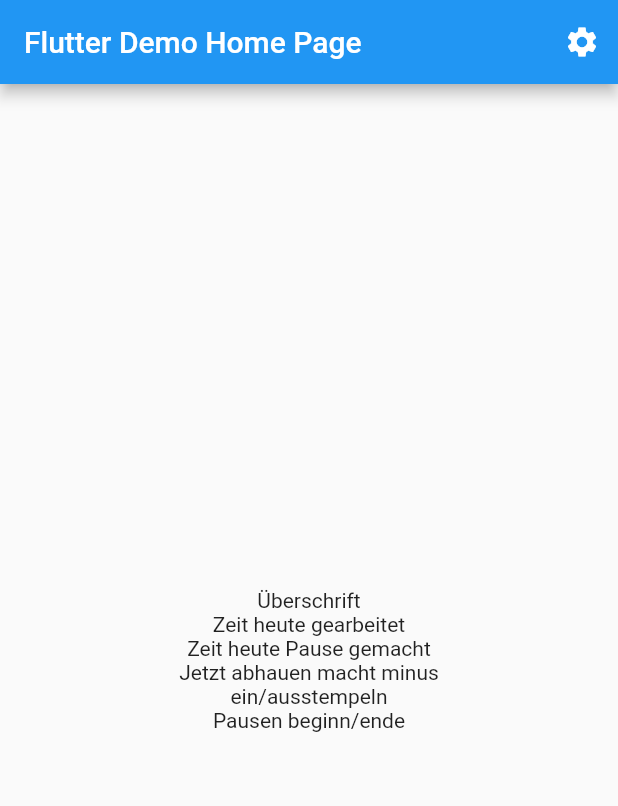
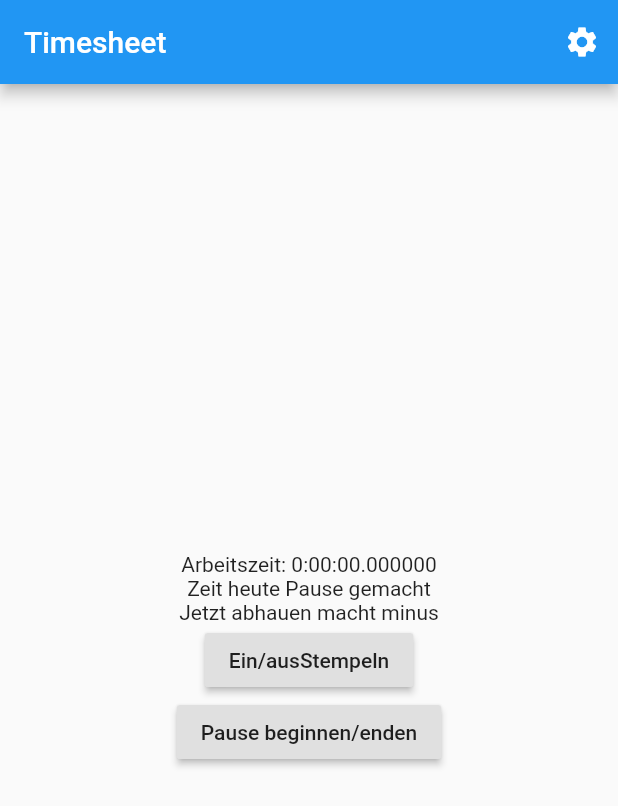
Before and after one commit to reyemDarnok/timesheet, a Flutter app: the screen it shows after launch, on a phone screen of 412 x 824 dp. Shown: the top 806 px of the screen. Run offline on Flutter 3.47's test engine with Material 2 defaults, Android fonts, the phone set to English and light mode, and no system bars.

Commit message:
can show basic worktime, breaks with multiple clockins/outs but can handle breaks
Signed-off-by: reyemDarnok <ben.k.meyer@gmail.com>

```diff
--- a/lib/main.dart
+++ b/lib/main.dart
@@ -1,3 +1,5 @@
+import 'dart:async';
+
 import 'package:flutter/material.dart';
 
 void main() => runApp(MyApp());
@@ -20,7 +22,7 @@ class MyApp extends StatelessWidget {
         // is not restarted.
         primarySwatch: Colors.blue,
       ),
-      home: MyHomePage(title: 'Flutter Demo Home Page'),
+      home: MyHomePage(title: 'Timesheet'),
     );
   }
 }
@@ -44,6 +46,9 @@ class MyHomePage extends StatefulWidget {
 }
 
 class _MyHomePageState extends State<MyHomePage> {
+
+  List<DateTime> toggleBreak = new List<DateTime>();
+  List<DateTime> toggleClockedIn = new List<DateTime>();
 
   @override
   Widget build(BuildContext context) {
@@ -73,12 +78,25 @@ class _MyHomePageState extends State<MyHomePage> {
     Column main = Column(
         mainAxisAlignment: MainAxisAlignment.center,
         children: [
-          Text("Überschrift"),
-          Text("Zeit heute gearbeitet"),
+          new TotalTimerText(toggleBreak, toggleClockedIn),
           Text("Zeit heute Pause gemacht"),
           Text("Jetzt abhauen macht minus"),
-          Text("ein/ausstempeln"),
-          Text("Pausen beginn/ende")
+          RaisedButton(
+            onPressed: () {
+              toggleClockedIn.add(DateTime.now());
+            },
+            child: const Text(
+              'Ein/ausStempeln',
+            ),
+          ),
+          RaisedButton(
+            onPressed: () {
+              toggleBreak.add(DateTime.now());
+            },
+            child: const Text(
+              'Pause beginnen/enden',
+            ),
+          ),
         ]
     );
     Row r = Row(mainAxisAlignment: MainAxisAlignment.center, children: [main]);
@@ -87,7 +105,7 @@ class _MyHomePageState extends State<MyHomePage> {
 
   _goToSettings() {
     Navigator.of(context).push(
-        new MaterialPageRoute<void>(builder: (BuildContext) {
+        new MaterialPageRoute<void>(builder: (buildContext) {
           return settingsPage();
         }));
   }
@@ -116,14 +134,7 @@ class _MyHomePageState extends State<MyHomePage> {
                         text: Config.breakPerDay.toString()),
                   )
               ),
-              ListTile(
-                  dense: true,
-                  leading: Text("Ab wann wird Pause angerechnet"),
-                  title: TextField(
-                    controller: new TextEditingController(
-                        text: Config.breakCutOff.toString()),
-                  )
-              )
+
             ]
         )
     );
@@ -131,8 +142,62 @@ class _MyHomePageState extends State<MyHomePage> {
 
 }
 
+class TotalTimerText extends StatefulWidget {
+  final List<DateTime> toggleBreak;
+  final List<DateTime> toggleClockIn;
+
+  TotalTimerText(this.toggleBreak, this.toggleClockIn);
+
+
+  TotalTimerTextState createState() =>
+      new TotalTimerTextState(toggleBreak, toggleClockIn);
+}
+
+class TotalTimerTextState extends State<TotalTimerText> {
+  Timer timer;
+  List<DateTime> toggleBreak;
+  List<DateTime> toggleClockIn;
+
+  TotalTimerTextState(this.toggleBreak, this.toggleClockIn) {
+    timer = new Timer.periodic(new Duration(milliseconds: 1000), (timer) {
+      setState(() {});
+    });
+  }
+
+  @override
+  Widget build(BuildContext context) {
+    return new Text("Arbeitszeit: " + calcWorkTime().toString());
+  }
+
+  Duration calcWorkTime() {
+    Duration workTime = new Duration(minutes: 0);
+    bool inBreak = false;
+    DateTime lastPointOfReference;
+    if (toggleClockIn.length > 0) {
+      lastPointOfReference = toggleClockIn[0];
+      for (DateTime breakToggle in toggleBreak) {
+        if (inBreak) {
+          inBreak = false;
+          lastPointOfReference = breakToggle;
+        } else {
+          workTime += breakToggle.difference(lastPointOfReference);
+          inBreak = true;
+        }
+      }
+      if (toggleClockIn.length == 2) {
+        workTime += toggleClockIn[1].difference(lastPointOfReference);
+      } else {
+        if (!inBreak) {
+          workTime += DateTime.now().difference(lastPointOfReference);
+        }
+      }
+    }
+    return workTime;
+  }
+
+}
+
 class Config {
   static Duration workPerDay = new Duration(hours: 7, minutes: 21);
   static Duration breakPerDay = new Duration(hours: 1);
-  static Duration breakCutOff = new Duration(hours: 6);
 }
```
